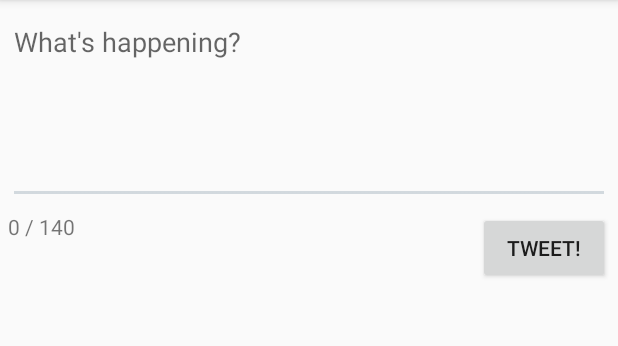
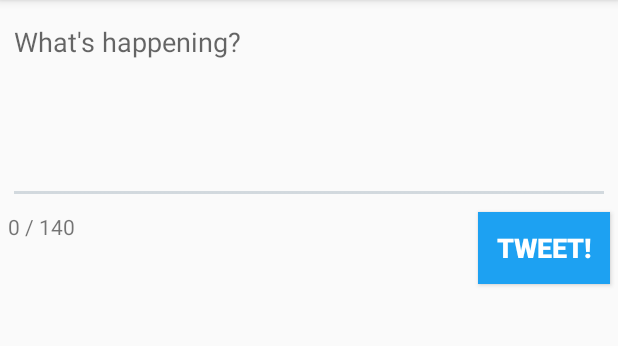
Before and after one commit to jimenezh/SimpleTwitter, an Android app: the ComposeActivity screen opened directly, with no data from a screen before it, on a phone screen of 412 x 824 dp, the part 84-430 px from its top. Run offline under Robolectric (Android 15) with nearby library versions, the light colour scheme and no system bars; libraries missing offline, so code that uses them is left out: com.codepath.asynchttpclient, com.github.scribejava.apis, com.github.scribejava.core, org.parceler.

Commit message:
Made text bold

```diff
--- a/app/src/main/res/layout/activity_compose.xml
+++ b/app/src/main/res/layout/activity_compose.xml
@@ -1,5 +1,6 @@
 <?xml version="1.0" encoding="utf-8"?>
 <RelativeLayout xmlns:android="http://schemas.android.com/apk/res/android"
+    xmlns:app="http://schemas.android.com/apk/res-auto"
     xmlns:tools="http://schemas.android.com/tools"
     android:layout_width="match_parent"
     android:layout_height="match_parent">
@@ -27,7 +28,11 @@
         android:layout_alignParentEnd="true"
         android:layout_marginTop="0dp"
         android:layout_marginEnd="5dp"
-        android:text="@string/tweet_btn_text" />
+        android:background="@color/twitter_blue"
+        android:text="@string/tweet_btn_text"
+        android:textColor="#FFFFFF"
+        android:textSize="18sp"
+        android:textStyle="bold" />
 
     <LinearLayout
         android:id="@+id/llCharCount"
--- a/app/src/main/res/layout/activity_login.xml
+++ b/app/src/main/res/layout/activity_login.xml
@@ -32,7 +32,8 @@
             android:onClick="loginToRest"
             android:text="@string/login_label"
             android:textColor="#FFFFFF"
-            android:textSize="25sp" />
+            android:textSize="25sp"
+            android:textStyle="bold" />
 
         <ImageView
             android:id="@+id/imageView"
--- a/app/src/main/res/layout/item_tweet.xml
+++ b/app/src/main/res/layout/item_tweet.xml
@@ -22,6 +22,7 @@
         android:layout_toEndOf="@+id/ivProfile"
         android:textColor="#090909"
         android:textSize="14sp"
+        android:textStyle="bold"
         tools:text="Profile Name" />
 
     <TextView
--- a/app/src/main/res/layout/login_menu.xml
+++ b/app/src/main/res/layout/login_menu.xml
@@ -23,6 +23,7 @@
         android:text="@string/twitter_login"
         android:textColor="#FFFFFF"
         android:textSize="40sp"
+        android:textStyle="bold"
         app:layout_constraintBottom_toBottomOf="parent"
         app:layout_constraintStart_toEndOf="@+id/ivTwitterLogo"
         app:layout_constraintTop_toTopOf="parent" />
```
